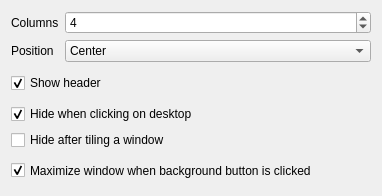
Before: the Qt Designer form package/contents/ui/config.ui in qewer33/Exquisite, drawn with Qt 5.
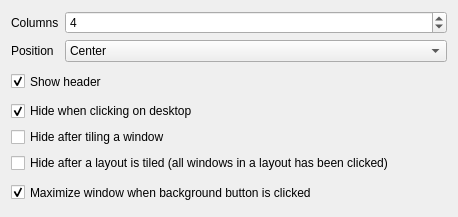
After: the same form once the commit is applied.

Commit message: Add option to hide when a layout is tiled

The edit to the form file:
```diff
--- a/package/contents/ui/config.ui
+++ b/package/contents/ui/config.ui
@@ -6,8 +6,8 @@
    <rect>
     <x>0</x>
     <y>0</y>
-    <width>382</width>
-    <height>196</height>
+    <width>458</width>
+    <height>217</height>
    </rect>
   </property>
   <layout class="QVBoxLayout" name="verticalLayout">
@@ -121,6 +121,13 @@
      </property>
     </widget>
    </item>
+   <item>
+    <widget class="QCheckBox" name="kcfg_hideOnLayoutTiled">
+     <property name="text">
+      <string>Hide after a layout is tiled (all windows in a layout has been clicked)</string>
+     </property>
+    </widget>
+   </item>
    <item>
     <widget class="QCheckBox" name="kcfg_maximizeOnBackgroundClick">
      <property name="sizePolicy">
```
The commit also changes 3 other files.
